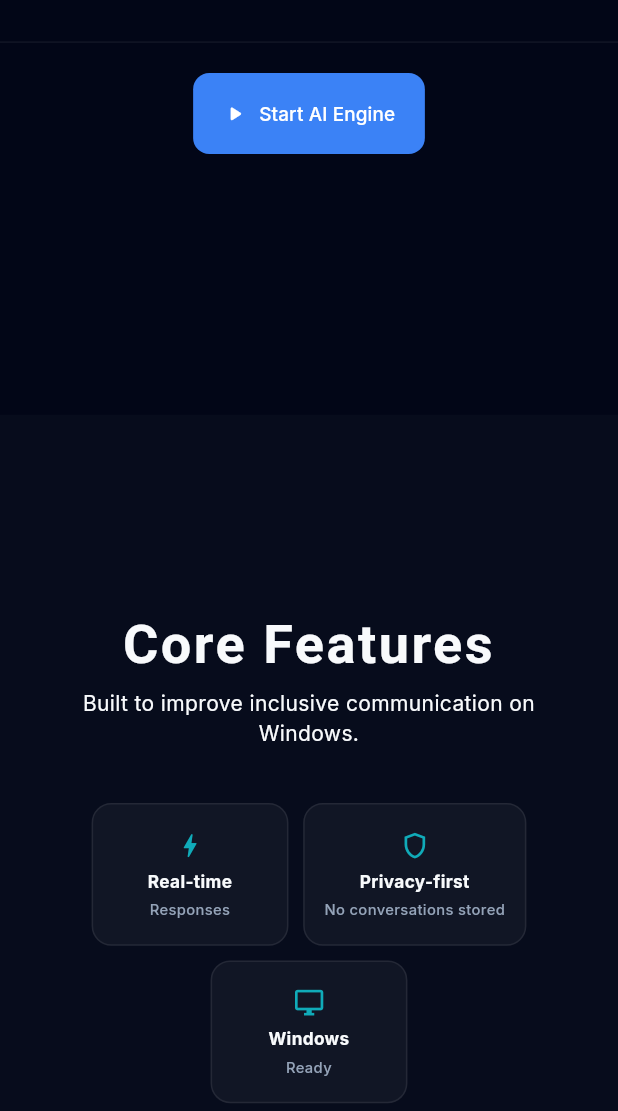
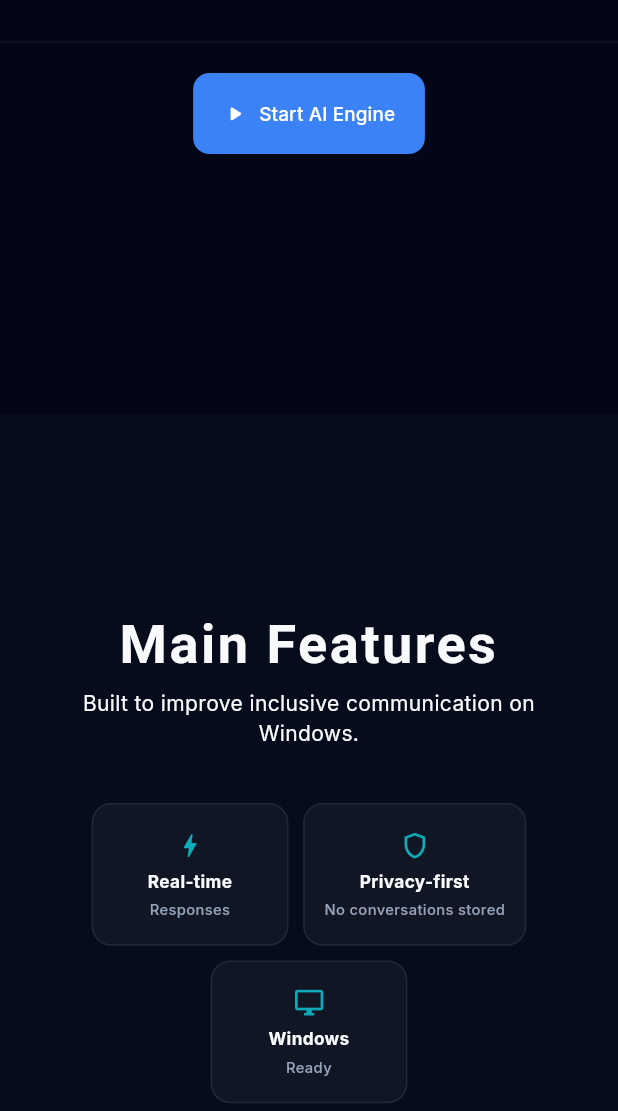
Before and after one commit to jorgeosp12/signbridge_frontend, a Flutter app: the screen it shows after launch, scrolled down 576 dp, on a phone screen of 412 x 824 dp, the part 125-1236 px from its top. Run offline on Flutter 3.47's test engine with Material 3 defaults, Android fonts, the phone set to English and light mode, and no system bars; our stand-ins replace google_fonts; missing offline and left inert: dart:html, dart:js, dart:ui_web; network calls fail; Roboto replaces fonts that are missing (Lalezar).

Commit message:
change adjetive

```diff
--- a/lib/sections/features_section.dart
+++ b/lib/sections/features_section.dart
@@ -27,7 +27,7 @@ class FeaturesSection extends StatelessWidget {
           mainAxisAlignment: MainAxisAlignment.center,
           children: [
             Text(
-              'Core Features',
+              'Main Features',
               textAlign: TextAlign.center,
               style: GoogleFonts.lalezar(
                 fontSize: (44 * scale).clamp(34, 56).toDouble(),
```
